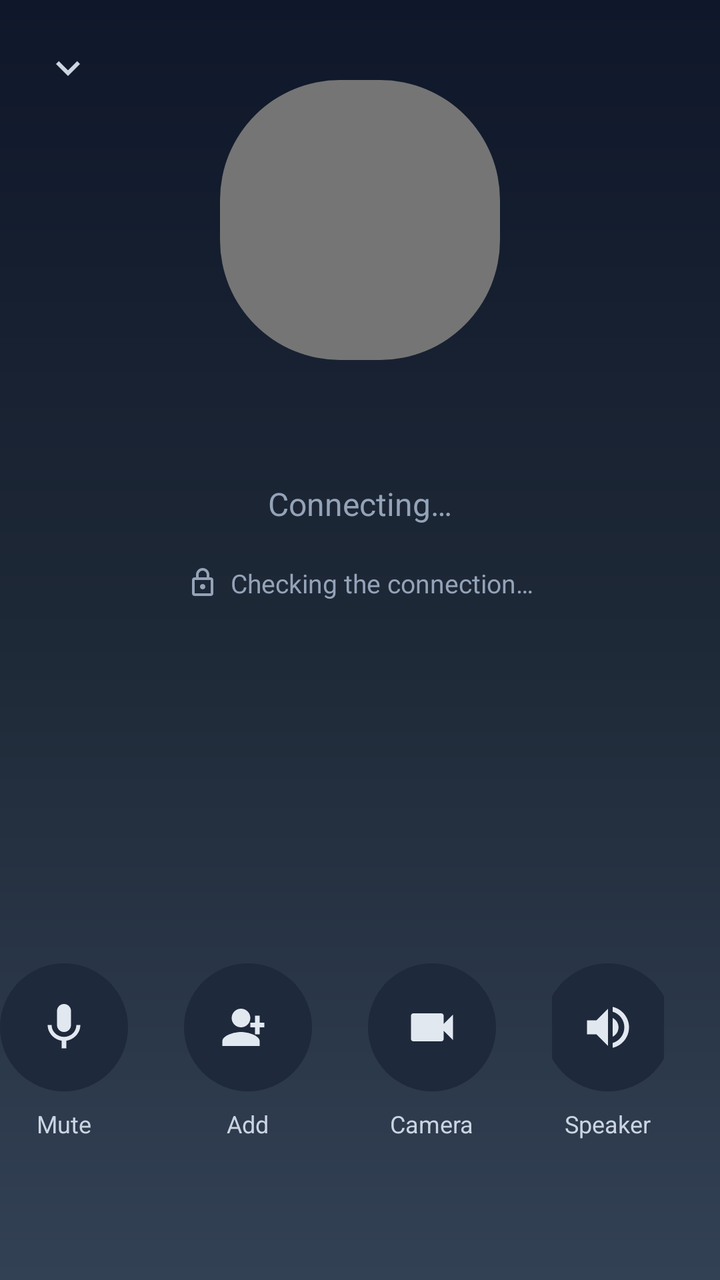
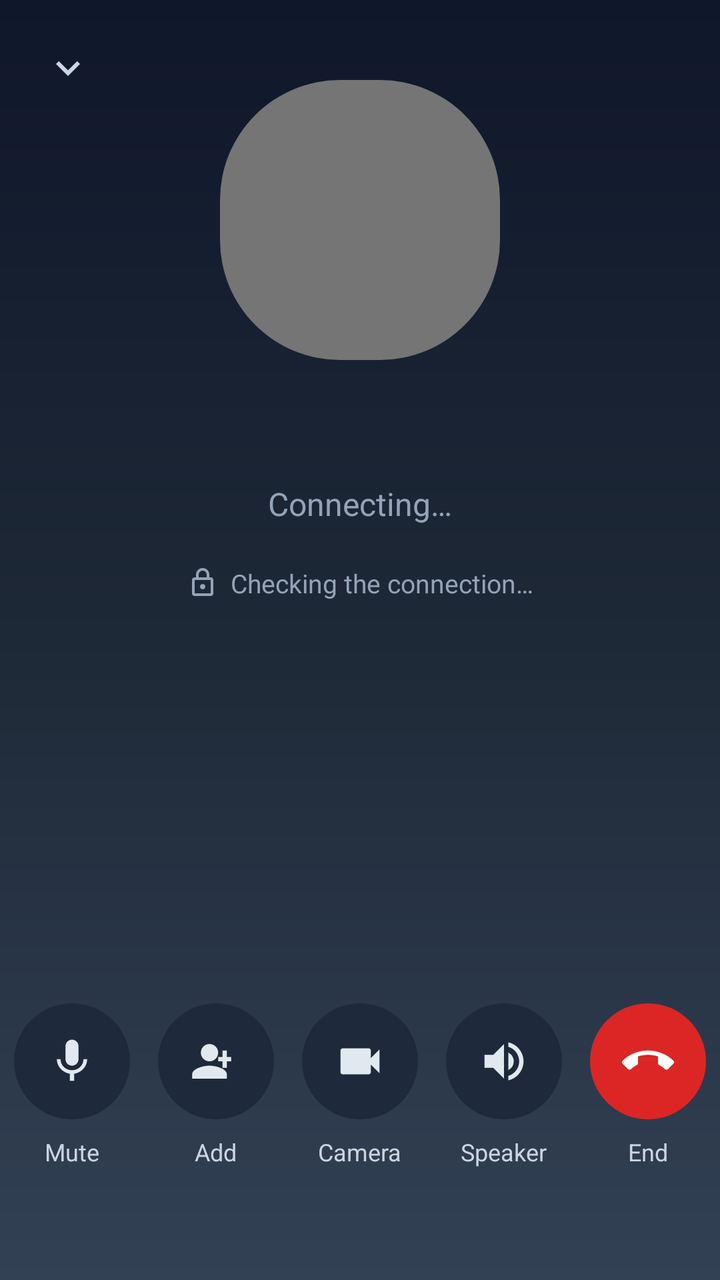

Compare the two renders of this Android layout. The source of the first and the diff that turns it into the second are given below.
<!-- AndroidManifest.xml: application theme Theme.UnlimitedPossibilities12 -->
<!-- res/layout/activity_voice_call.xml -->
<?xml version="1.0" encoding="utf-8"?>
<androidx.constraintlayout.widget.ConstraintLayout
    xmlns:android="http://schemas.android.com/apk/res/android"
    xmlns:app="http://schemas.android.com/apk/res-auto"
    android:layout_width="match_parent"
    android:layout_height="match_parent"
    android:background="@drawable/gradient_voice_call_background">

    
    <ImageView
        android:id="@+id/minimize_button"
        android:layout_width="44dp"
        android:layout_height="44dp"
        android:layout_margin="12dp"
        android:background="?attr/selectableItemBackgroundBorderless"
        android:clickable="true"
        android:contentDescription="@string/call_minimize"
        android:focusable="true"
        android:padding="10dp"
        android:src="@drawable/ic_chevron_down"
        app:layout_constraintTop_toTopOf="parent"
        app:layout_constraintStart_toStartOf="parent"
        app:tint="#CBD5E1" />

    
    <org.webrtc.SurfaceViewRenderer
        android:id="@+id/remote_video_view"
        android:layout_width="0dp"
        android:layout_height="0dp"
        android:visibility="gone"
        app:layout_constraintTop_toTopOf="parent"
        app:layout_constraintBottom_toTopOf="@id/call_controls"
        app:layout_constraintStart_toStartOf="parent"
        app:layout_constraintEnd_toEndOf="parent" />

    
    <org.webrtc.SurfaceViewRenderer
        android:id="@+id/local_video_view"
        android:layout_width="110dp"
        android:layout_height="170dp"
        android:layout_margin="16dp"
        android:visibility="gone"
        app:layout_constraintTop_toTopOf="parent"
        app:layout_constraintEnd_toEndOf="parent" />

    
    <FrameLayout
        android:id="@+id/avatar_card"
        android:layout_width="140dp"
        android:layout_height="140dp"
        android:layout_marginTop="40dp"
        app:layout_constraintTop_toTopOf="parent"
        app:layout_constraintStart_toStartOf="parent"
        app:layout_constraintEnd_toEndOf="parent"
        app:layout_constraintVertical_bias="0.18">

        <ImageView
            android:id="@+id/call_avatar_image"
            android:layout_width="match_parent"
            android:layout_height="match_parent"
            android:contentDescription="@null"
            android:scaleType="centerCrop" />

        <TextView
            android:id="@+id/call_avatar_text"
            android:layout_width="match_parent"
            android:layout_height="match_parent"
            android:background="@drawable/circle_background"
            android:gravity="center"
            android:textColor="#FFFFFF"
            android:textSize="52sp"
            android:textStyle="bold" />
    </FrameLayout>

    <TextView
        android:id="@+id/call_title"
        android:layout_width="0dp"
        android:layout_height="wrap_content"
        android:layout_marginTop="20dp"
        android:layout_marginHorizontal="24dp"
        android:ellipsize="end"
        android:gravity="center"
        android:maxLines="1"
        android:textColor="#F1F5F9"
        android:textSize="26sp"
        android:textStyle="bold"
        app:layout_constraintTop_toBottomOf="@id/avatar_card"
        app:layout_constraintStart_toStartOf="parent"
        app:layout_constraintEnd_toEndOf="parent" />

    
    <TextView
        android:id="@+id/call_status"
        android:layout_width="wrap_content"
        android:layout_height="wrap_content"
        android:layout_marginTop="6dp"
        android:text="@string/call_connecting"
        android:textColor="#94A3B8"
        android:textSize="16sp"
        app:layout_constraintTop_toBottomOf="@id/call_title"
        app:layout_constraintStart_toStartOf="parent"
        app:layout_constraintEnd_toEndOf="parent" />

    <TextView
        android:id="@+id/call_timer"
        android:layout_width="wrap_content"
        android:layout_height="wrap_content"
        android:layout_marginTop="2dp"
        android:text="00:00"
        android:textColor="#CBD5E1"
        android:textSize="18sp"
        android:visibility="gone"
        app:layout_constraintTop_toBottomOf="@id/call_status"
        app:layout_constraintStart_toStartOf="parent"
        app:layout_constraintEnd_toEndOf="parent" />

    
    <LinearLayout
        android:id="@+id/call_security"
        android:layout_width="wrap_content"
        android:layout_height="wrap_content"
        android:layout_marginTop="14dp"
        android:background="?attr/selectableItemBackground"
        android:clickable="true"
        android:focusable="true"
        android:gravity="center_vertical"
        android:orientation="horizontal"
        android:paddingHorizontal="12dp"
        android:paddingVertical="6dp"
        app:layout_constraintTop_toBottomOf="@id/call_timer"
        app:layout_constraintStart_toStartOf="parent"
        app:layout_constraintEnd_toEndOf="parent">

        <ImageView
            android:id="@+id/call_security_icon"
            android:layout_width="16dp"
            android:layout_height="16dp"
            android:contentDescription="@string/call_security_encrypted"
            android:src="@drawable/ic_lock"
            app:tint="#94A3B8" />

        <TextView
            android:id="@+id/call_security_text"
            android:layout_width="wrap_content"
            android:layout_height="wrap_content"
            android:layout_marginStart="6dp"
            android:text="@string/call_security_checking"
            android:textColor="#94A3B8"
            android:textSize="13sp" />
    </LinearLayout>

    
    <LinearLayout
        android:id="@+id/call_controls"
        android:layout_width="wrap_content"
        android:layout_height="wrap_content"
        android:layout_marginBottom="56dp"
        android:gravity="center"
        android:orientation="horizontal"
        app:layout_constraintBottom_toBottomOf="parent"
        app:layout_constraintStart_toStartOf="parent"
        app:layout_constraintEnd_toEndOf="parent">

        <LinearLayout
            android:layout_width="wrap_content"
            android:layout_height="wrap_content"
            android:layout_marginHorizontal="14dp"
            android:gravity="center"
            android:orientation="vertical">

            <ImageView
                android:id="@+id/mute_button"
                android:layout_width="64dp"
                android:layout_height="64dp"
                android:background="@drawable/circle_background"
                android:backgroundTint="#1E293B"
                android:clickable="true"
                android:contentDescription="@string/call_mute"
                android:focusable="true"
                android:padding="18dp"
                android:src="@drawable/ic_mic_white"
                app:tint="#E2E8F0" />

            <TextView
                android:id="@+id/mute_label"
                android:layout_width="wrap_content"
                android:layout_height="wrap_content"
                android:layout_marginTop="8dp"
                android:text="@string/call_mute"
                android:textColor="#CBD5E1"
                android:textSize="12sp" />
        </LinearLayout>

        <LinearLayout
            android:layout_width="wrap_content"
            android:layout_height="wrap_content"
            android:layout_marginHorizontal="14dp"
            android:gravity="center"
            android:orientation="vertical">

            
            <ImageView
                android:id="@+id/add_button"
                android:layout_width="64dp"
                android:layout_height="64dp"
                android:background="@drawable/circle_background"
                android:backgroundTint="#1E293B"
                android:clickable="true"
                android:contentDescription="@string/call_add"
                android:focusable="true"
                android:padding="18dp"
                android:src="@drawable/ic_group_add"
                app:tint="#E2E8F0" />

            <TextView
                android:layout_width="wrap_content"
                android:layout_height="wrap_content"
                android:layout_marginTop="8dp"
                android:text="@string/call_add"
                android:textColor="#CBD5E1"
                android:textSize="12sp" />
        </LinearLayout>

        <LinearLayout
            android:layout_width="wrap_content"
            android:layout_height="wrap_content"
            android:layout_marginHorizontal="14dp"
            android:gravity="center"
            android:orientation="vertical">

            
            <ImageView
                android:id="@+id/camera_button"
                android:layout_width="64dp"
                android:layout_height="64dp"
                android:background="@drawable/circle_background"
                android:backgroundTint="#1E293B"
                android:clickable="true"
                android:contentDescription="@string/call_camera"
                android:focusable="true"
                android:padding="18dp"
                android:src="@drawable/ic_video_call"
                app:tint="#E2E8F0" />

            <TextView
                android:id="@+id/camera_label"
                android:layout_width="wrap_content"
                android:layout_height="wrap_content"
                android:layout_marginTop="8dp"
                android:text="@string/call_camera"
                android:textColor="#CBD5E1"
                android:textSize="12sp" />
        </LinearLayout>

        <LinearLayout
            android:layout_width="wrap_content"
            android:layout_height="wrap_content"
            android:layout_marginHorizontal="14dp"
            android:gravity="center"
            android:orientation="vertical">

            <ImageView
                android:id="@+id/speaker_button"
                android:layout_width="64dp"
                android:layout_height="64dp"
                android:background="@drawable/circle_background"
                android:backgroundTint="#1E293B"
                android:clickable="true"
                android:contentDescription="@string/call_speaker"
                android:focusable="true"
                android:padding="18dp"
                android:src="@drawable/ic_volume_up"
                app:tint="#E2E8F0" />

            <TextView
                android:id="@+id/speaker_label"
                android:layout_width="wrap_content"
                android:layout_height="wrap_content"
                android:layout_marginTop="8dp"
                android:text="@string/call_speaker"
                android:textColor="#CBD5E1"
                android:textSize="12sp" />
        </LinearLayout>

        <LinearLayout
            android:layout_width="wrap_content"
            android:layout_height="wrap_content"
            android:layout_marginHorizontal="14dp"
            android:gravity="center"
            android:orientation="vertical">

            <ImageView
                android:id="@+id/end_call_button"
                android:layout_width="64dp"
                android:layout_height="64dp"
                android:background="@drawable/circle_background"
                android:backgroundTint="#DC2626"
                android:clickable="true"
                android:contentDescription="@string/call_end"
                android:focusable="true"
                android:padding="16dp"
                android:src="@drawable/ic_call_end_down"
                app:tint="#FFFFFF" />

            <TextView
                android:layout_width="wrap_content"
                android:layout_height="wrap_content"
                android:layout_marginTop="8dp"
                android:text="@string/call_end"
                android:textColor="#CBD5E1"
                android:textSize="12sp" />
        </LinearLayout>
    </LinearLayout>
</androidx.constraintlayout.widget.ConstraintLayout>
<!-- resources referenced by this layout -->
<resources>
  <!-- drawable circle_background (drawable) -->
  <?xml version="1.0" encoding="utf-8"?>
  <shape xmlns:android="http://schemas.android.com/apk/res/android">
      <solid android:color="#757575" />
      <corners android:radius="60dp" />
  </shape>
  <!-- drawable gradient_voice_call_background (drawable) -->
  <?xml version="1.0" encoding="utf-8"?>
  <shape xmlns:android="http://schemas.android.com/apk/res/android">
      <gradient
          android:angle="270"
          android:startColor="#0F172A"
          android:centerColor="#1E2937"
          android:endColor="#334155" />
  </shape>
  <!-- drawable ic_chevron_down (drawable) -->
  <?xml version="1.0" encoding="utf-8"?>
  <vector xmlns:android="http://schemas.android.com/apk/res/android"
      android:width="24dp"
      android:height="24dp"
      android:viewportWidth="24"
      android:viewportHeight="24">
      <path
          android:fillColor="#FFFFFF"
          android:pathData="M7.41,8.59 L12,13.17l4.59,-4.58L18,10l-6,6 -6,-6z" />
  </vector>
  <!-- drawable ic_lock (drawable) -->
  <vector xmlns:android="http://schemas.android.com/apk/res/android"
      android:width="24dp"
      android:height="24dp"
      android:viewportWidth="24"
      android:viewportHeight="24">
      <path
          android:fillColor="#757575"
          android:pathData="M18,8h-1V6c0-2.76-2.24-5-5-5S7,3.24,7,6v2H6c-1.1,0-2,0.9-2,2v10c0,1.1,0.9,2,2,2h12c1.1,0,2-0.9,2-2V10C20,8.9,19.1,8,18,8zM9,6c0-1.66,1.34-3,3-3s3,1.34,3,3v2H9V6zM18,20H6V10h12V20zM12,17c1.1,0,2-0.9,2-2s-0.9-2-2-2-2,0.9-2,2S10.9,17,12,17z"/>
  </vector>
  <!-- drawable ic_mic_white (drawable) -->
  <vector xmlns:android="http://schemas.android.com/apk/res/android"
      android:width="24dp"
      android:height="24dp"
      android:viewportWidth="24"
      android:viewportHeight="24">
      <path
          android:fillColor="#FFFFFF"
          android:pathData="M12,14c1.66,0 3,-1.34 3,-3L15,5c0,-1.66 -1.34,-3 -3,-3S9,3.34 9,5v6c0,1.66 1.34,3 3,3zM17.3,11c0,3 -2.54,5.1 -5.3,5.1S6.7,14 6.7,11L5,11c0,3.41 2.72,6.23 6,6.72L11,21h2v-3.28c3.28,-0.48 6,-3.3 6,-6.72h-1.7z"/>
  </vector>
  <!-- drawable ic_video_call (drawable) -->
  <vector xmlns:android="http://schemas.android.com/apk/res/android"
      android:width="24dp"
      android:height="24dp"
      android:viewportWidth="24"
      android:viewportHeight="24">
      <path
          android:fillColor="#000000"
          android:pathData="M17,10.5V7c0-0.55-0.45-1-1-1H4c-0.55,0-1,0.45-1,1v10c0,0.55,0.45,1,1,1h12c0.55,0,1-0.45,1-1v-3.5l4,4v-11l-4,4z"/>
  </vector>
  <!-- drawable ic_volume_up (drawable) -->
  <vector xmlns:android="http://schemas.android.com/apk/res/android"
      android:width="24dp"
      android:height="24dp"
      android:viewportWidth="24"
      android:viewportHeight="24">
      <path
          android:fillColor="#FFFFFF"
          android:pathData="M3,9v6h4l5,5L12,4L7,9H3zM16.5,12c0,-1.77 -1.02,-3.29 -2.5,-4.03v8.05c1.48,-0.73 2.5,-2.25 2.5,-4.02zM14,3.23v2.06c2.89,0.86 5,3.54 5,6.71s-2.11,5.85 -5,6.71v2.06c4.01,-0.91 7,-4.49 7,-8.77s-2.99,-7.86 -7,-8.77z"/>
  </vector>
  <string name="call_add">Add</string>
  <string name="call_camera">Camera</string>
  <string name="call_connecting">Connecting…</string>
  <string name="call_end">End</string>
  <string name="call_minimize">Minimize</string>
  <string name="call_mute">Mute</string>
  <string name="call_security_checking">Checking the connection…</string>
  <string name="call_security_encrypted">Encrypted</string>
  <string name="call_speaker">Speaker</string>
  <style name="Theme.UnlimitedPossibilities12" parent="Base.Theme.UnlimitedPossibilities12" />
  <style name="Base.Theme.UnlimitedPossibilities12" parent="Theme.Material3.DayNight.NoActionBar">
          
          
      </style>
  <!-- unchanged entries left out for length: 2 -->
</resources>

<!-- the commit's change to res/layout/activity_voice_call.xml (unified diff, before → after) -->
@@ -152,7 +152,7 @@
     
     <LinearLayout
         android:id="@+id/call_controls"
-        android:layout_width="wrap_content"
+        android:layout_width="0dp"
         android:layout_height="wrap_content"
         android:layout_marginBottom="56dp"
         android:gravity="center"
@@ -162,22 +162,22 @@
         app:layout_constraintEnd_toEndOf="parent">
 
         <LinearLayout
-            android:layout_width="wrap_content"
-            android:layout_height="wrap_content"
-            android:layout_marginHorizontal="14dp"
+            android:layout_width="0dp"
+            android:layout_height="wrap_content"
+            android:layout_weight="1"
             android:gravity="center"
             android:orientation="vertical">
 
             <ImageView
                 android:id="@+id/mute_button"
-                android:layout_width="64dp"
-                android:layout_height="64dp"
+                android:layout_width="58dp"
+                android:layout_height="58dp"
                 android:background="@drawable/circle_background"
                 android:backgroundTint="#1E293B"
                 android:clickable="true"
                 android:contentDescription="@string/call_mute"
                 android:focusable="true"
-                android:padding="18dp"
+                android:padding="16dp"
                 android:src="@drawable/ic_mic_white"
                 app:tint="#E2E8F0" />
 
@@ -192,23 +192,23 @@
         </LinearLayout>
 
         <LinearLayout
-            android:layout_width="wrap_content"
-            android:layout_height="wrap_content"
-            android:layout_marginHorizontal="14dp"
+            android:layout_width="0dp"
+            android:layout_height="wrap_content"
+            android:layout_weight="1"
             android:gravity="center"
             android:orientation="vertical">
 
             
             <ImageView
                 android:id="@+id/add_button"
-                android:layout_width="64dp"
-                android:layout_height="64dp"
+                android:layout_width="58dp"
+                android:layout_height="58dp"
                 android:background="@drawable/circle_background"
                 android:backgroundTint="#1E293B"
                 android:clickable="true"
                 android:contentDescription="@string/call_add"
                 android:focusable="true"
-                android:padding="18dp"
+                android:padding="16dp"
                 android:src="@drawable/ic_group_add"
                 app:tint="#E2E8F0" />
 
@@ -222,23 +222,23 @@
         </LinearLayout>
 
         <LinearLayout
-            android:layout_width="wrap_content"
-            android:layout_height="wrap_content"
-            android:layout_marginHorizontal="14dp"
+            android:layout_width="0dp"
+            android:layout_height="wrap_content"
+            android:layout_weight="1"
             android:gravity="center"
             android:orientation="vertical">
 
             
             <ImageView
                 android:id="@+id/camera_button"
-                android:layout_width="64dp"
-                android:layout_height="64dp"
+                android:layout_width="58dp"
+                android:layout_height="58dp"
                 android:background="@drawable/circle_background"
                 android:backgroundTint="#1E293B"
                 android:clickable="true"
                 android:contentDescription="@string/call_camera"
                 android:focusable="true"
-                android:padding="18dp"
+                android:padding="16dp"
                 android:src="@drawable/ic_video_call"
                 app:tint="#E2E8F0" />
 
@@ -253,22 +253,22 @@
         </LinearLayout>
 
         <LinearLayout
-            android:layout_width="wrap_content"
-            android:layout_height="wrap_content"
-            android:layout_marginHorizontal="14dp"
+            android:layout_width="0dp"
+            android:layout_height="wrap_content"
+            android:layout_weight="1"
             android:gravity="center"
             android:orientation="vertical">
 
             <ImageView
                 android:id="@+id/speaker_button"
-                android:layout_width="64dp"
-                android:layout_height="64dp"
+                android:layout_width="58dp"
+                android:layout_height="58dp"
                 android:background="@drawable/circle_background"
                 android:backgroundTint="#1E293B"
                 android:clickable="true"
                 android:contentDescription="@string/call_speaker"
                 android:focusable="true"
-                android:padding="18dp"
+                android:padding="16dp"
                 android:src="@drawable/ic_volume_up"
                 app:tint="#E2E8F0" />
 
@@ -283,16 +283,16 @@
         </LinearLayout>
 
         <LinearLayout
-            android:layout_width="wrap_content"
-            android:layout_height="wrap_content"
-            android:layout_marginHorizontal="14dp"
+            android:layout_width="0dp"
+            android:layout_height="wrap_content"
+            android:layout_weight="1"
             android:gravity="center"
             android:orientation="vertical">
 
             <ImageView
                 android:id="@+id/end_call_button"
-                android:layout_width="64dp"
-                android:layout_height="64dp"
+                android:layout_width="58dp"
+                android:layout_height="58dp"
                 android:background="@drawable/circle_background"
                 android:backgroundTint="#DC2626"
                 android:clickable="true"
